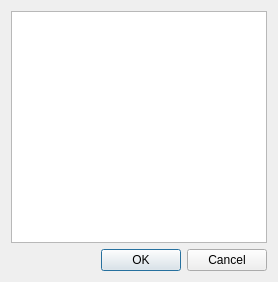
enGits/engrid, file src/libengrid/guicreatevolumemesh.ui: the form before one commit.
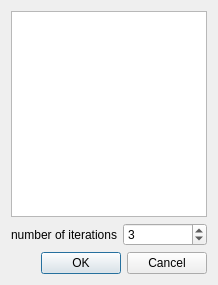
The form after the commit.

Commit message: enabled automatic iterations (3 by default)

The edit to the form file:
```diff
--- a/src/libengrid/guicreatevolumemesh.ui
+++ b/src/libengrid/guicreatevolumemesh.ui
@@ -6,18 +6,41 @@
    <rect>
     <x>0</x>
     <y>0</y>
-    <width>278</width>
-    <height>282</height>
+    <width>218</width>
+    <height>285</height>
    </rect>
   </property>
   <property name="windowTitle">
    <string>Dialog</string>
   </property>
-  <layout class="QVBoxLayout" name="verticalLayout">
-   <item>
+  <layout class="QGridLayout" name="gridLayout">
+   <item row="0" column="0" colspan="2">
     <widget class="QListWidget" name="listWidget"/>
    </item>
-   <item>
+   <item row="1" column="0">
+    <widget class="QLabel" name="label">
+     <property name="text">
+      <string>number of iterations</string>
+     </property>
+     <property name="alignment">
+      <set>Qt::AlignRight|Qt::AlignTrailing|Qt::AlignVCenter</set>
+     </property>
+    </widget>
+   </item>
+   <item row="1" column="1">
+    <widget class="QSpinBox" name="spinBoxIterations">
+     <property name="minimum">
+      <number>1</number>
+     </property>
+     <property name="maximum">
+      <number>5</number>
+     </property>
+     <property name="value">
+      <number>3</number>
+     </property>
+    </widget>
+   </item>
+   <item row="2" column="0" colspan="2">
     <widget class="QDialogButtonBox" name="buttonBox">
      <property name="orientation">
       <enum>Qt::Horizontal</enum>
```
Left out of the diff: 5 changed lines with no effect on the pictures. The commit also changes 2 other files.
